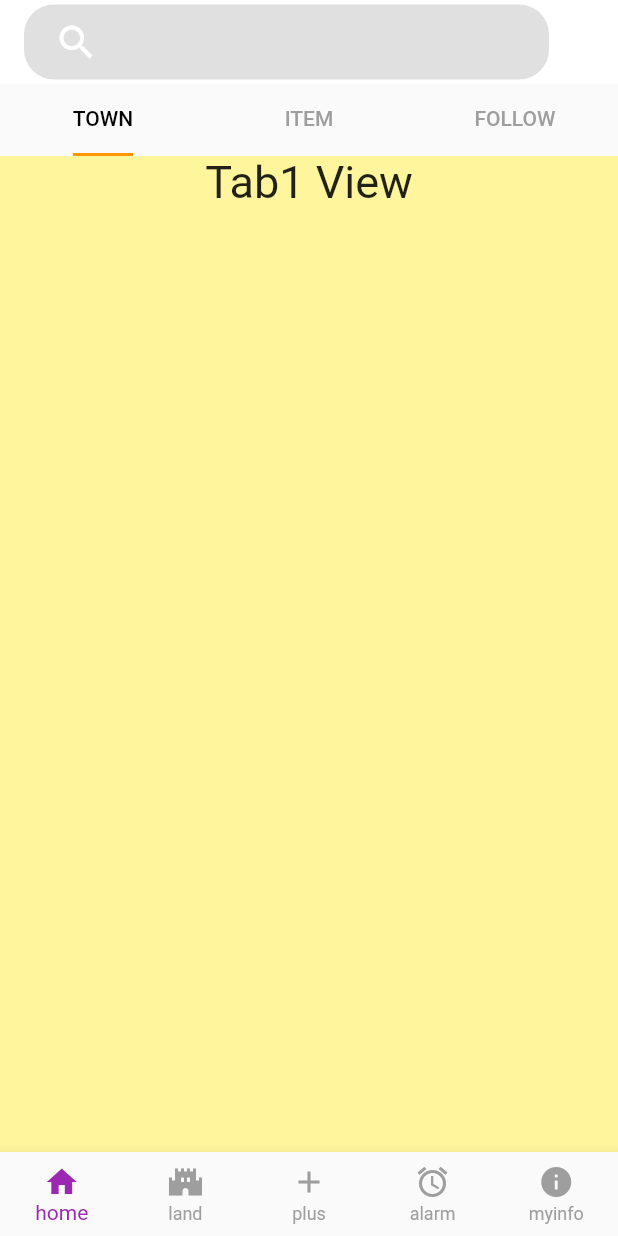
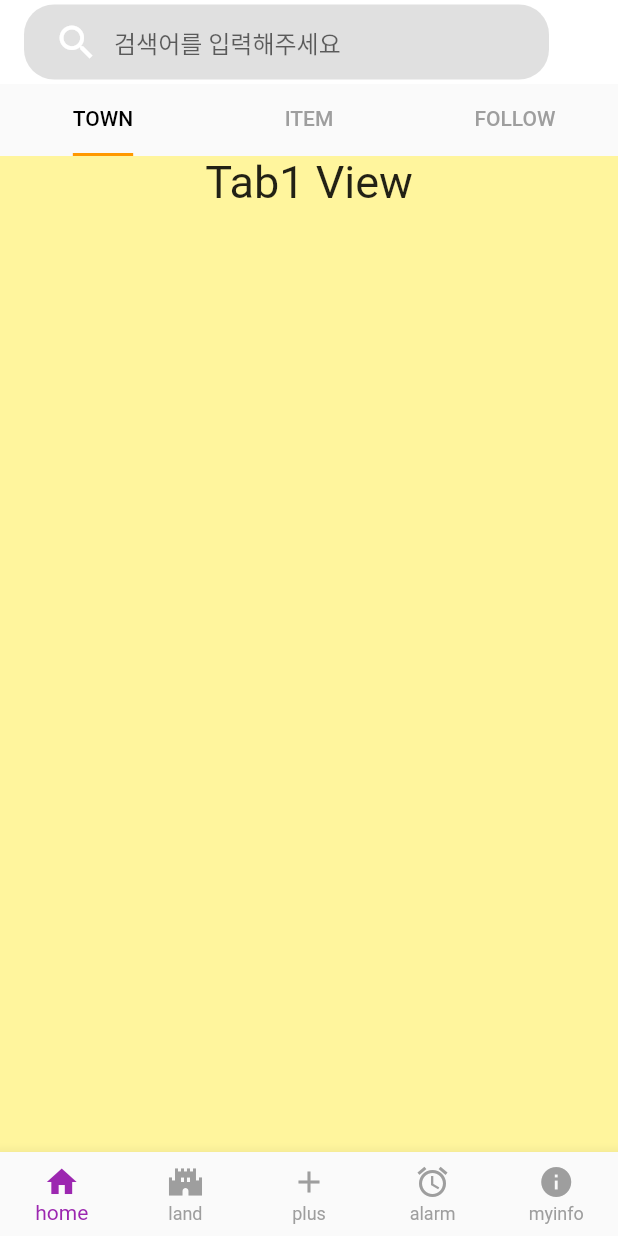
Before and after one commit to Eddington524/cola, a Flutter app: the screen it shows after launch, on a phone screen of 412 x 824 dp. Run offline on Flutter 3.47's test engine with Material 2 defaults, Android fonts, the phone set to English and light mode, and no system bars.

Commit message:
add: serch bar에 텍스트 필드 생성

```diff
--- a/lib/pages/home/home.dart
+++ b/lib/pages/home/home.dart
@@ -2,7 +2,6 @@ import 'package:cola/pages/home/tab/follow.dart';
 import 'package:cola/pages/home/tab/item.dart';
 import 'package:cola/pages/home/tab/town.dart';
 import 'package:flutter/material.dart';
-
 
 class HomePage extends StatefulWidget {
   const HomePage({Key? key}) : super(key: key);
@@ -13,10 +12,11 @@ class HomePage extends StatefulWidget {
 
 class _HomePageState extends State<HomePage> with TickerProviderStateMixin {
   late TabController _nestedTabController;
+
   // _ private 변수 같은 클래스 내에서만 사용가능?
 
   @override
-  void initState(){
+  void initState() {
     super.initState();
     _nestedTabController = TabController(length: 3, vsync: this);
   }
@@ -37,12 +37,18 @@ class _HomePageState extends State<HomePage> with TickerProviderStateMixin {
                 borderRadius: BorderRadius.circular(20),
               ),
               child: Row(
-              children: [
-                Icon(Icons.search, size: 30 ),
-                // TextField(),
+                children: const [
+                  Icon(Icons.search, size: 30),
+                  Expanded(
+                      child: Padding(
+                    padding: EdgeInsets.symmetric(horizontal: 10),
+                    child: TextField(
+                      decoration: InputDecoration(
+                          hintText: "검색어를 입력해주세요", border: InputBorder.none),
+                    ),
+                  )),
                 ],
-            ))
-      ),
+              ))),
       body: Column(
         mainAxisAlignment: MainAxisAlignment.spaceAround,
         children: <Widget>[
@@ -64,13 +70,10 @@ class _HomePageState extends State<HomePage> with TickerProviderStateMixin {
               ),
             ],
           ),
-          Expanded(child: TabBarView(
+          Expanded(
+              child: TabBarView(
             controller: _nestedTabController,
-            children: const [
-              TownScreen(),
-              ItemScreen(),
-              FollowScreen()
-            ],
+            children: const [TownScreen(), ItemScreen(), FollowScreen()],
           ))
         ],
       ),
```
Lines whose indentation alone changed are shown as unchanged.
